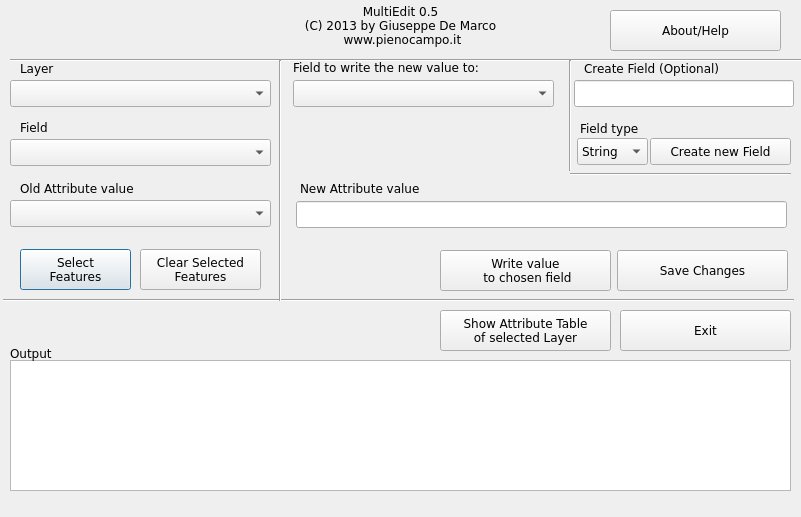
Qt form ui_multiedit.ui (demarcog/MultiEdit) before a commit.
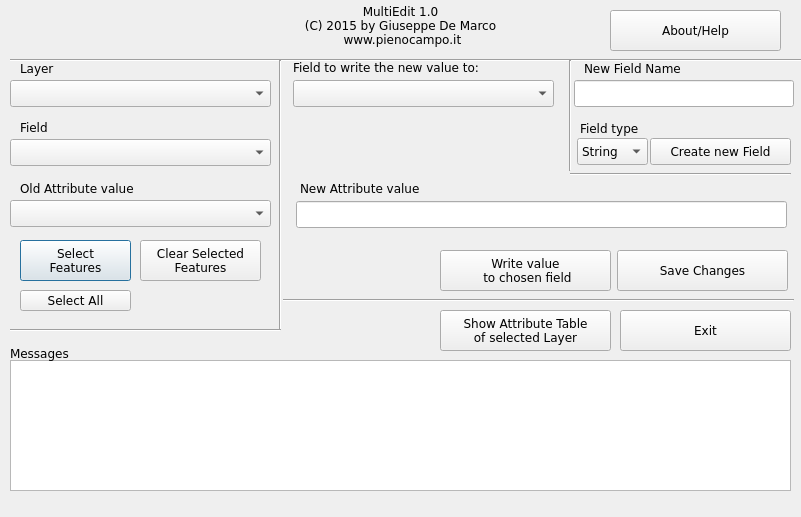
The same form after that commit. Icons and pictures are not drawn.

```diff
--- a/ui_multiedit.ui
+++ b/ui_multiedit.ui
@@ -136,8 +136,8 @@
     </rect>
    </property>
    <property name="text">
-    <string>MultiEdit 0.5  
-(C) 2013 by Giuseppe De Marco
+    <string>MultiEdit 1.0  
+(C) 2015 by Giuseppe De Marco
  www.pienocampo.it</string>
    </property>
    <property name="alignment">
@@ -148,7 +148,7 @@
    <property name="geometry">
     <rect>
      <x>20</x>
-     <y>249</y>
+     <y>240</y>
      <width>111</width>
      <height>41</height>
     </rect>
@@ -162,7 +162,7 @@
    <property name="geometry">
     <rect>
      <x>140</x>
-     <y>249</y>
+     <y>240</y>
      <width>121</width>
      <height>41</height>
     </rect>
@@ -214,12 +214,12 @@
     <rect>
      <x>10</x>
      <y>343</y>
-     <width>67</width>
+     <width>81</width>
      <height>20</height>
     </rect>
    </property>
    <property name="text">
-    <string>Output</string>
+    <string>Messages</string>
    </property>
   </widget>
   <widget class="QPushButton" name="Exit">
@@ -303,9 +303,9 @@
   <widget class="Line" name="line_6">
    <property name="geometry">
     <rect>
-     <x>3</x>
+     <x>283</x>
      <y>290</y>
-     <width>791</width>
+     <width>511</width>
      <height>20</height>
     </rect>
    </property>
@@ -326,7 +326,7 @@
     </rect>
    </property>
    <property name="text">
-    <string>Create Field (Optional)</string>
+    <string>New Field Name</string>
    </property>
   </widget>
   <widget class="QLabel" name="label_10">
@@ -387,7 +387,7 @@
      <x>270</x>
      <y>60</y>
      <width>20</width>
-     <height>241</height>
+     <height>271</height>
     </rect>
    </property>
    <property name="orientation">
@@ -433,6 +433,35 @@
     <string>About/Help</string>
    </property>
   </widget>
+  <widget class="QPushButton" name="all">
+   <property name="geometry">
+    <rect>
+     <x>20</x>
+     <y>290</y>
+     <width>111</width>
+     <height>21</height>
+    </rect>
+   </property>
+   <property name="text">
+    <string>Select All</string>
+   </property>
+  </widget>
+  <widget class="Line" name="line_7">
+   <property name="geometry">
+    <rect>
+     <x>10</x>
+     <y>320</y>
+     <width>271</width>
+     <height>20</height>
+    </rect>
+   </property>
+   <property name="frameShadow">
+    <enum>QFrame::Sunken</enum>
+   </property>
+   <property name="orientation">
+    <enum>Qt::Horizontal</enum>
+   </property>
+  </widget>
  </widget>
  <resources>
   <include location="resources.qrc"/>
```
